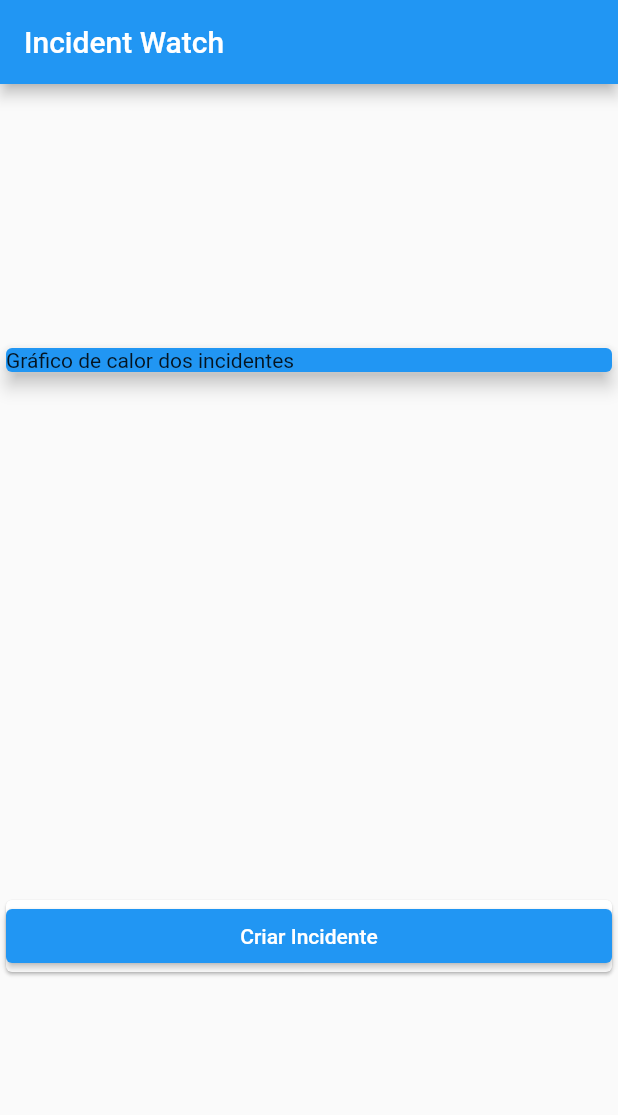
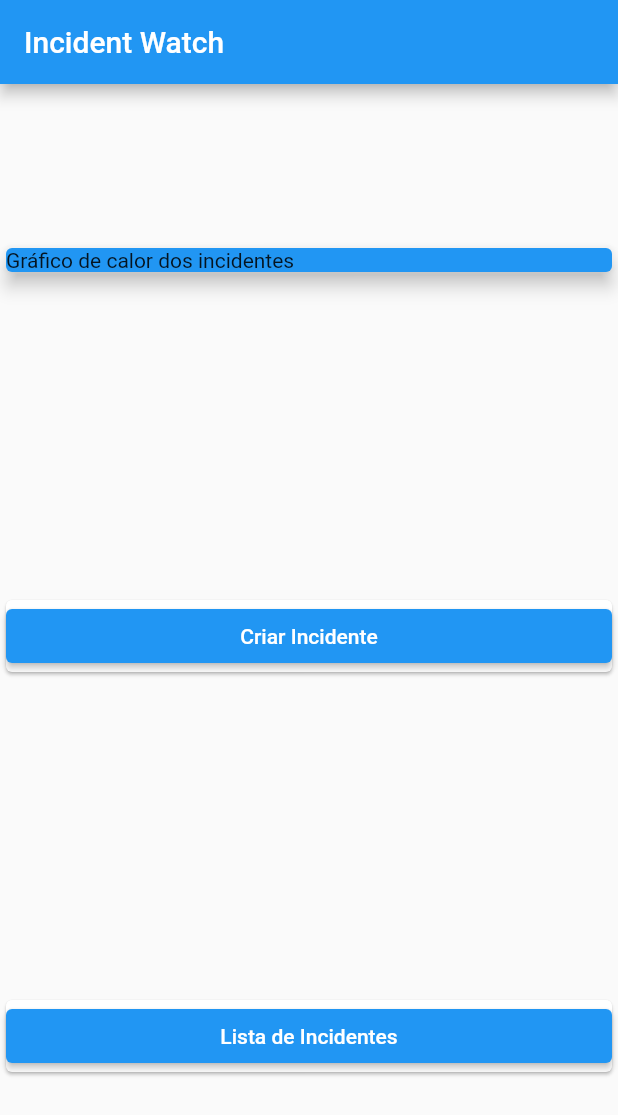
Before and after one commit to Iagolealfa/Cop-Incident, a Flutter app: the screen it shows after launch, on a phone screen of 412 x 824 dp. Shown: the top 1115 px of the screen. Run offline on Flutter 3.47's test engine with Material 2 defaults, Android fonts, the phone set to English and light mode, and no system bars.

Commit message:
Tela de lista criada

```diff
--- a/incident/lib/main.dart
+++ b/incident/lib/main.dart
@@ -1,4 +1,6 @@
 import 'package:flutter/material.dart';
+import 'package:incident/listaIncidentes.dart';
+
 
 void main() {
   runApp(const IncidentApp());
@@ -9,7 +11,12 @@ class IncidentApp extends StatelessWidget {
 
   @override
   Widget build(BuildContext context) {
-    return const MaterialApp(home: MyHomePage());
+    return  MaterialApp(
+      initialRoute: '/',
+      routes: {
+      '/' : (context) => const MyHomePage(),
+      '/listaInfinita' :(context) => ListaInfinitaTela(),
+    } ,);
   }
 }
 
@@ -43,6 +50,14 @@ class MyHomePage extends StatelessWidget {
                     );
                   },
                   child: Text('Criar Incidente'))),
+          Card(
+            child: ElevatedButton(
+              onPressed: () {
+                Navigator.pushNamed(context,'/listaInfinita');
+              },
+              child: Text('Lista de Incidentes'),
+            ),
+          ),
         ],
       ),
     );
--- a/incident/pubspec.yaml
+++ b/incident/pubspec.yaml
@@ -30,7 +30,9 @@ environment:
 dependencies:
   flutter:
     sdk: flutter
-
+  firebase_core: ^1.10.0
+  cloud_firestore: ^2.5.2
+  flutter_slidable: ^0.6.0
 
   # The following adds the Cupertino Icons font to your application.
   # Use with the CupertinoIcons class for iOS style icons.
```
Also changed, not shown: incident/lib/listaIncidentes.dart (added, +58 -0 lines), incident/pubspec.lock, 2 other files.
